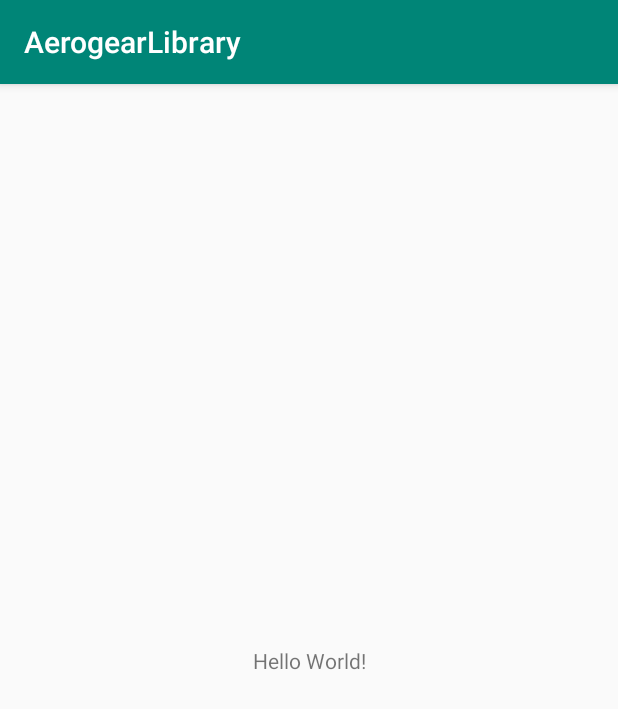
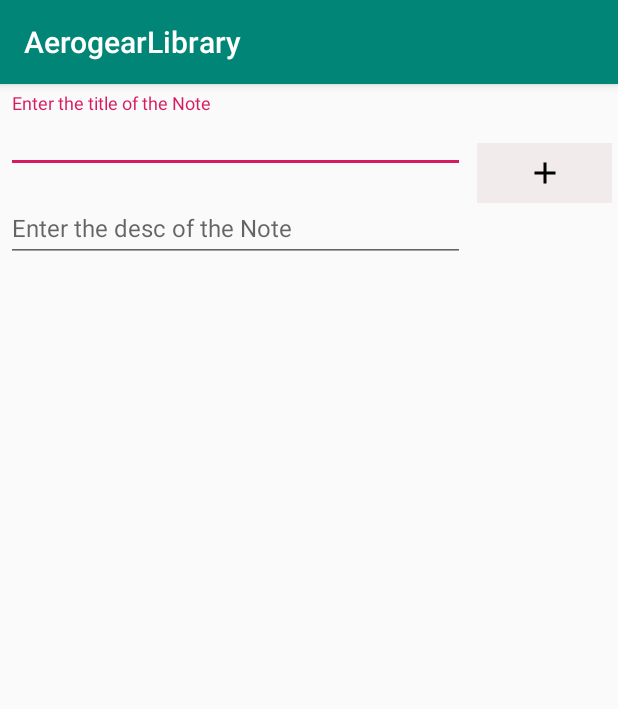
Before and after one commit to Lavanyagaur22/AerogearTasks, an Android app: the screen it shows after launch (MainActivity), on a phone screen of 412 x 824 dp. Shown: the top 709 px of the screen. Run offline under Robolectric (Android 15) with nearby library versions, the phone set to English and light mode, and no system bars.

Commit message:
Created a basic task app and added module dependency in sample app

```diff
--- a/AerogearLibrary/aerogearandroidlibrary/build.gradle
+++ b/AerogearLibrary/aerogearandroidlibrary/build.gradle
@@ -32,3 +32,6 @@ dependencies {
     androidTestImplementation 'com.android.support.test:runner:1.0.2'
     androidTestImplementation 'com.android.support.test.espresso:espresso-core:3.0.2'
 }
+
+// applied specifically at the bottom
+apply from: './scripts/bintrayConfig.gradle'
--- a/AerogearLibrary/app/build.gradle
+++ b/AerogearLibrary/app/build.gradle
@@ -27,6 +27,11 @@ dependencies {
     implementation"org.jetbrains.kotlin:kotlin-stdlib-jdk7:$kotlin_version"
     implementation 'com.android.support:appcompat-v7:28.0.0'
     implementation 'com.android.support.constraint:constraint-layout:1.1.3'
+    implementation project(':aerogearandroidlibrary')
+
+    implementation 'com.android.support:recyclerview-v7:28.0.0'
+    implementation 'com.android.support:cardview-v7:28.0.0'
+    implementation 'com.android.support:design:28.0.0'
     testImplementation 'junit:junit:4.12'
     androidTestImplementation 'com.android.support.test:runner:1.0.2'
     androidTestImplementation 'com.android.support.test.espresso:espresso-core:3.0.2'
--- a/AerogearLibrary/app/src/main/AndroidManifest.xml
+++ b/AerogearLibrary/app/src/main/AndroidManifest.xml
@@ -9,7 +9,7 @@
             android:roundIcon="@mipmap/ic_launcher_round"
             android:supportsRtl="true"
             android:theme="@style/AppTheme">
-        <activity android:name=".MainActivity">
+        <activity android:name=".Activities.MainActivity">
             <intent-filter>
                 <action android:name="android.intent.action.MAIN"/>
 
--- /dev/null
+++ b/AerogearLibrary/app/src/main/java/com/lavanya/aerogearlibrary/Activities/MainActivity.kt
@@ -0,0 +1,31 @@
+package com.lavanya.aerogearlibrary.Activities
+
+import android.support.v7.app.AppCompatActivity
+import android.os.Bundle
+import android.support.v7.widget.LinearLayoutManager
+import com.lavanya.aerogearlibrary.Adapter.TaskAdapter
+import com.lavanya.aerogearlibrary.Model.Task
+import com.lavanya.aerogearlibrary.R
+import kotlinx.android.synthetic.main.activity_main.*
+
+class MainActivity : AppCompatActivity() {
+
+    val noteslist = arrayListOf<Task>()
+
+    override fun onCreate(savedInstanceState: Bundle?) {
+        super.onCreate(savedInstanceState)
+        setContentView(R.layout.activity_main)
+
+        val taskAdapter = TaskAdapter(noteslist)
+        recycler_view.layoutManager = LinearLayoutManager(this)
+        recycler_view.adapter = taskAdapter
+
+
+        button.setOnClickListener {
+            noteslist.add(Task(etTitle.text.toString(), etDesc.text.toString()))
+            taskAdapter.notifyItemInserted(noteslist.size - 1)
+        }
+
+
+    }
+}
--- /dev/null
+++ b/AerogearLibrary/app/src/main/java/com/lavanya/aerogearlibrary/Adapter/TaskAdapter.kt
@@ -0,0 +1,34 @@
+package com.lavanya.aerogearlibrary.Adapter
+
+import android.support.v7.widget.RecyclerView
+import android.view.LayoutInflater
+import android.view.View
+import android.view.ViewGroup
+import com.lavanya.aerogearlibrary.Model.Task
+import kotlinx.android.synthetic.main.item_row_tasks.view.*
+
+class TaskAdapter(private val notes: List<Task>) : RecyclerView.Adapter<TaskAdapter.TaskHolder>() {
+
+
+    inner class TaskHolder(view: View) : RecyclerView.ViewHolder(view)
+
+    override fun onCreateViewHolder(container: ViewGroup, p1: Int): TaskAdapter.TaskHolder {
+
+        return TaskHolder(LayoutInflater.from(container.context).inflate(com.lavanya.aerogearlibrary.R.layout.item_row_tasks, container, false))
+
+    }
+
+    override fun getItemCount() = notes.size
+
+    override fun onBindViewHolder(holder: TaskAdapter.TaskHolder, position: Int) {
+
+        val currentTask = notes[position]
+        with(holder.itemView) {
+            task_tv.text = currentTask.task
+            desc_tv.text = currentTask.desc
+
+        }
+
+
+    }
+}
--- /dev/null
+++ b/AerogearLibrary/app/src/main/java/com/lavanya/aerogearlibrary/Model/Task.kt
@@ -0,0 +1,3 @@
+package com.lavanya.aerogearlibrary.Model
+
+data class Task(val task: String, val desc: String)
--- /dev/null
+++ b/AerogearLibrary/app/src/main/res/drawable-v24/add.xml
@@ -0,0 +1,9 @@
+<vector xmlns:android="http://schemas.android.com/apk/res/android"
+        android:width="24dp"
+        android:height="24dp"
+        android:viewportWidth="24.0"
+        android:viewportHeight="24.0">
+    <path
+        android:fillColor="#FF000000"
+        android:pathData="M19,13h-6v6h-2v-6H5v-2h6V5h2v6h6v2z"/>
+</vector>
--- a/AerogearLibrary/app/src/main/res/layout/activity_main.xml
+++ b/AerogearLibrary/app/src/main/res/layout/activity_main.xml
@@ -1,19 +1,71 @@
 <?xml version="1.0" encoding="utf-8"?>
-<android.support.constraint.ConstraintLayout
+<LinearLayout
         xmlns:android="http://schemas.android.com/apk/res/android"
         xmlns:tools="http://schemas.android.com/tools"
         xmlns:app="http://schemas.android.com/apk/res-auto"
         android:layout_width="match_parent"
+        android:orientation="vertical"
         android:layout_height="match_parent"
-        tools:context=".MainActivity">
+        tools:context=".Activities.MainActivity">
 
-    <TextView
-            android:layout_width="wrap_content"
-            android:layout_height="wrap_content"
-            android:text="Hello World!"
-            app:layout_constraintBottom_toBottomOf="parent"
-            app:layout_constraintLeft_toLeftOf="parent"
-            app:layout_constraintRight_toRightOf="parent"
-            app:layout_constraintTop_toTopOf="parent"/>
+    <LinearLayout android:layout_width="match_parent"
+                  android:orientation="horizontal"
+                  android:layout_height="wrap_content">
 
-</android.support.constraint.ConstraintLayout>
+        <LinearLayout android:layout_width="0dp"
+                      android:layout_weight="2.8"
+                      android:orientation="vertical"
+                      android:layout_height="wrap_content">
+
+        <android.support.design.widget.TextInputLayout
+                android:layout_width="match_parent"
+                android:layout_marginTop="6dp"
+                android:layout_weight="3"
+                android:layout_height="wrap_content">
+            <EditText android:layout_width="match_parent"
+                      android:layout_height="wrap_content"
+                      android:id="@+id/etTitle"
+                      android:textSize="16sp"
+                      android:layout_marginStart="4dp"
+                      android:layout_marginEnd="4dp"
+                      android:hint="Enter the title of the Note"/>
+
+        </android.support.design.widget.TextInputLayout>
+
+            <android.support.design.widget.TextInputLayout
+                    android:layout_width="match_parent"
+                    android:layout_marginTop="6dp"
+                    android:layout_weight="3"
+                    android:layout_height="wrap_content">
+                <EditText android:layout_width="match_parent"
+                          android:layout_height="wrap_content"
+                          android:id="@+id/etDesc"
+                          android:textSize="16sp"
+                          android:layout_marginStart="4dp"
+                          android:layout_marginEnd="4dp"
+                          android:hint="Enter the desc of the Note"/>
+            </android.support.design.widget.TextInputLayout>
+
+
+        </LinearLayout>
+
+        <ImageButton
+                android:id="@+id/button"
+                android:layout_margin="4dp"
+                android:layout_gravity="center"
+                android:background="#f2ebeb"
+                android:src="@drawable/add"
+                android:layout_width="0dp"
+                android:layout_weight=".8"
+                android:layout_height="40dp"/>
+    </LinearLayout>
+
+
+    <android.support.v7.widget.RecyclerView
+            android:id="@+id/recycler_view"
+            android:layout_marginStart="4dp"
+            android:layout_width="match_parent"
+            android:layout_height="match_parent"/>
+
+
+</LinearLayout>
```
Also changed, not shown: AerogearLibrary/aerogearandroidlibrary/scripts/bintrayConfig.gradle (added, +50 -0 lines), AerogearLibrary/aerogearandroidlibrary/scripts/bintrayv1.gradle (added, +62 -0 lines), AerogearLibrary/aerogearandroidlibrary/scripts/installv1.gradle (added, +42 -0 lines), AerogearLibrary/app/src/main/java/com/lavanya/aerogearlibrary/MainActivity.kt (deleted, +0 -12 lines), AerogearLibrary/app/src/main/res/layout/item_row_tasks.xml (added, +42 -0 lines), AerogearLibrary/build.gradle (+18 -2 lines), AerogearLibrary/gradle.properties (+16 -0 lines).
